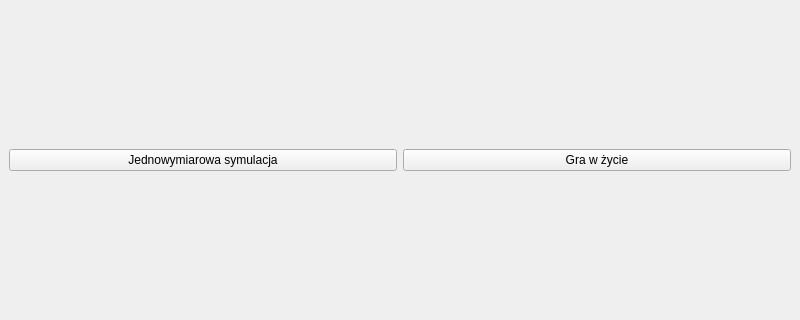
Old version of the form UI/mainwindow.ui in the repository kpusmo/multiscale-modelling; both pictures show x 0 to 800 and y 129 to 449 of the 800 by 600 pixel window.
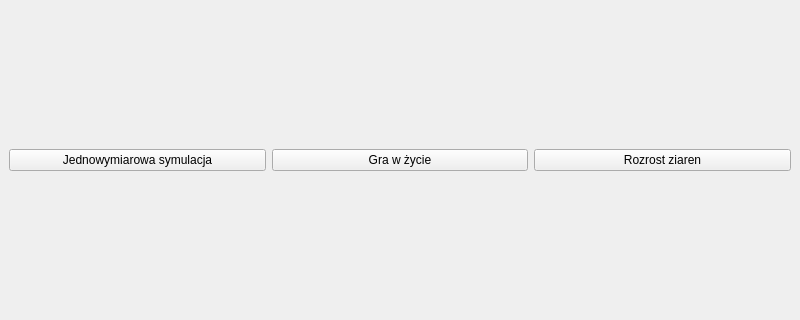
New version of the form.

Commit message: grain growth - von neumann

The edit to the form file:
```diff
--- a/UI/mainwindow.ui
+++ b/UI/mainwindow.ui
@@ -29,6 +29,13 @@
       </property>
      </widget>
     </item>
+    <item row="0" column="2">
+     <widget class="QPushButton" name="grainGrowthButton">
+      <property name="text">
+       <string>Rozrost ziaren</string>
+      </property>
+     </widget>
+    </item>
    </layout>
   </widget>
   <widget class="QMenuBar" name="menubar">
```
The commit also changes 21 other files.
